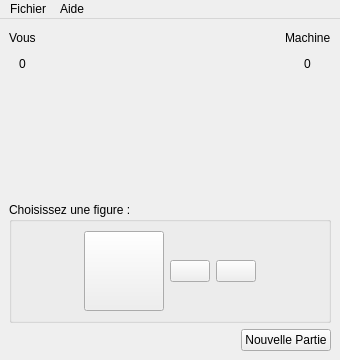
First picture: the form in ChifoumiInterface/chifoumivue.ui, repository Kouromo/BUT-info-bayonne, before the edit.
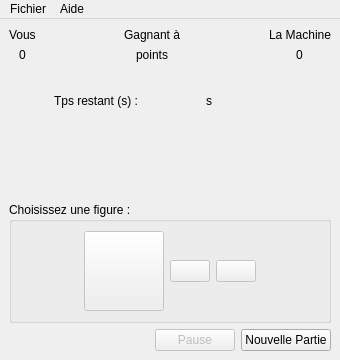
Second picture: the form after the edit. Icons and pictures are not drawn.

Patch:
```diff
--- a/ChifoumiInterface/chifoumivue.ui
+++ b/ChifoumiInterface/chifoumivue.ui
@@ -29,13 +29,25 @@
          <layout class="QGridLayout" name="gridLayout_2">
           <item row="0" column="3" alignment="Qt::AlignHCenter">
            <widget class="QLabel" name="lMachine">
+            <property name="font">
+             <font>
+              <weight>50</weight>
+              <bold>false</bold>
+             </font>
+            </property>
             <property name="text">
-             <string>Machine</string>
+             <string>La Machine</string>
             </property>
            </widget>
           </item>
           <item row="0" column="0" alignment="Qt::AlignHCenter">
            <widget class="QLabel" name="lJoueur">
+            <property name="font">
+             <font>
+              <weight>50</weight>
+              <bold>false</bold>
+             </font>
+            </property>
             <property name="text">
              <string>Vous</string>
             </property>
@@ -43,80 +55,30 @@
           </item>
           <item row="1" column="3" alignment="Qt::AlignHCenter">
            <widget class="QLabel" name="lScoreMachine">
+            <property name="font">
+             <font>
+              <weight>50</weight>
+              <bold>false</bold>
+             </font>
+            </property>
             <property name="text">
              <string>0</string>
             </property>
            </widget>
           </item>
-          <item row="2" column="2">
-           <layout class="QHBoxLayout" name="hLayoutDuel">
-            <item>
-             <spacer name="horizontalSpacer_4">
-              <property name="orientation">
-               <enum>Qt::Horizontal</enum>
-              </property>
-              <property name="sizeHint" stdset="0">
-               <size>
-                <width>40</width>
-                <height>20</height>
-               </size>
-              </property>
-             </spacer>
-            </item>
-            <item>
-             <widget class="QLabel" name="lImageDuel">
-              <property name="maximumSize">
-               <size>
-                <width>50</width>
-                <height>50</height>
-               </size>
-              </property>
-              <property name="text">
-               <string/>
-              </property>
-              <property name="pixmap">
-               <pixmap resource="../images/ressourcesChifoumi.qrc">:/chifoumi/versus_70.png</pixmap>
-              </property>
-              <property name="scaledContents">
-               <bool>true</bool>
-              </property>
-             </widget>
-            </item>
-            <item>
-             <spacer name="horizontalSpacer_3">
-              <property name="orientation">
-               <enum>Qt::Horizontal</enum>
-              </property>
-              <property name="sizeHint" stdset="0">
-               <size>
-                <width>40</width>
-                <height>20</height>
-               </size>
-              </property>
-             </spacer>
-            </item>
-           </layout>
-          </item>
           <item row="1" column="0" alignment="Qt::AlignHCenter">
            <widget class="QLabel" name="lScoreJoueur">
+            <property name="font">
+             <font>
+              <weight>50</weight>
+              <bold>false</bold>
+             </font>
+            </property>
             <property name="text">
              <string>0</string>
             </property>
            </widget>
           </item>
-          <item row="0" column="2">
-           <spacer name="horizontalSpacer">
-            <property name="orientation">
-             <enum>Qt::Horizontal</enum>
-            </property>
-            <property name="sizeHint" stdset="0">
-             <size>
-              <width>40</width>
-              <height>20</height>
-             </size>
-            </property>
-           </spacer>
-          </item>
           <item row="2" column="3">
            <widget class="QLabel" name="lFigureMachine">
             <property name="maximumSize">
@@ -136,19 +98,6 @@
             </property>
            </widget>
           </item>
-          <item row="1" column="2">
-           <spacer name="horizontalSpacer_2">
-            <property name="orientation">
-             <enum>Qt::Horizontal</enum>
-            </property>
-            <property name="sizeHint" stdset="0">
-             <size>
-              <width>40</width>
-              <height>20</height>
-             </size>
-            </property>
-           </spacer>
-          </item>
           <item row="2" column="0">
            <widget class="QLabel" name="lFigureJoueur">
             <property name="maximumSize">
@@ -168,6 +117,91 @@
             </property>
            </widget>
           </item>
+          <item row="0" column="2" alignment="Qt::AlignHCenter">
+           <widget class="QLabel" name="lGagne">
+            <property name="text">
+             <string>Gagnant à</string>
+            </property>
+           </widget>
+          </item>
+          <item row="1" column="2" alignment="Qt::AlignHCenter">
+           <widget class="QLabel" name="lPointGagnant">
+            <property name="text">
+             <string>points</string>
+            </property>
+           </widget>
+          </item>
+          <item row="2" column="2">
+           <layout class="QVBoxLayout" name="verticalLayout">
+            <item>
+             <layout class="QHBoxLayout" name="hLayoutDuel">
+              <item>
+               <spacer name="horizontalSpacer_4">
+                <property name="orientation">
+                 <enum>Qt::Horizontal</enum>
+                </property>
+                <property name="sizeHint" stdset="0">
+                 <size>
+                  <width>40</width>
+                  <height>20</height>
+                 </size>
+                </property>
+               </spacer>
+              </item>
+              <item>
+               <widget class="QLabel" name="lImageDuel">
+                <property name="maximumSize">
+                 <size>
+                  <width>50</width>
+                  <height>50</height>
+                 </size>
+                </property>
+                <property name="text">
+                 <string/>
+                </property>
+                <property name="pixmap">
+                 <pixmap resource="../images/ressourcesChifoumi.qrc">:/chifoumi/versus_70.png</pixmap>
+                </property>
+                <property name="scaledContents">
+                 <bool>true</bool>
+                </property>
+               </widget>
+              </item>
+              <item>
+               <spacer name="horizontalSpacer_3">
+                <property name="orientation">
+                 <enum>Qt::Horizontal</enum>
+                </property>
+                <property name="sizeHint" stdset="0">
+                 <size>
+                  <width>40</width>
+                  <height>20</height>
+                 </size>
+                </property>
+               </spacer>
+              </item>
+             </layout>
+            </item>
+            <item>
+             <layout class="QHBoxLayout" name="horizontalLayout_3">
+              <item alignment="Qt::AlignHCenter">
+               <widget class="QLabel" name="lTemps">
+                <property name="text">
+                 <string>Tps restant (s) :</string>
+                </property>
+               </widget>
+              </item>
+              <item alignment="Qt::AlignHCenter">
+               <widget class="QLabel" name="lSecondes">
+                <property name="text">
+                 <string>s</string>
+                </property>
+               </widget>
+              </item>
+             </layout>
+            </item>
+           </layout>
+          </item>
          </layout>
         </item>
         <item>
@@ -207,7 +241,7 @@
              <item>
               <widget class="QPushButton" name="bPierre">
                <property name="enabled">
-                <bool>true</bool>
+                <bool>false</bool>
                </property>
                <property name="minimumSize">
                 <size>
@@ -235,6 +269,9 @@
              </item>
              <item>
               <widget class="QPushButton" name="bPapier">
+               <property name="enabled">
+                <bool>false</bool>
+               </property>
                <property name="text">
                 <string/>
                </property>
@@ -252,6 +289,9 @@
              </item>
              <item>
               <widget class="QPushButton" name="bCiseau">
+               <property name="enabled">
+                <bool>false</bool>
+               </property>
                <property name="text">
                 <string/>
                </property>
@@ -300,6 +340,16 @@
             </property>
            </spacer>
           </item>
+          <item>
+           <widget class="QPushButton" name="bPause">
+            <property name="enabled">
+             <bool>false</bool>
+            </property>
+            <property name="text">
+             <string>Pause</string>
+            </property>
+           </widget>
+          </item>
           <item alignment="Qt::AlignRight">
            <widget class="QPushButton" name="bNewGame">
             <property name="text">
```
Left out of the diff: 43 changed lines with no effect on the pictures.
